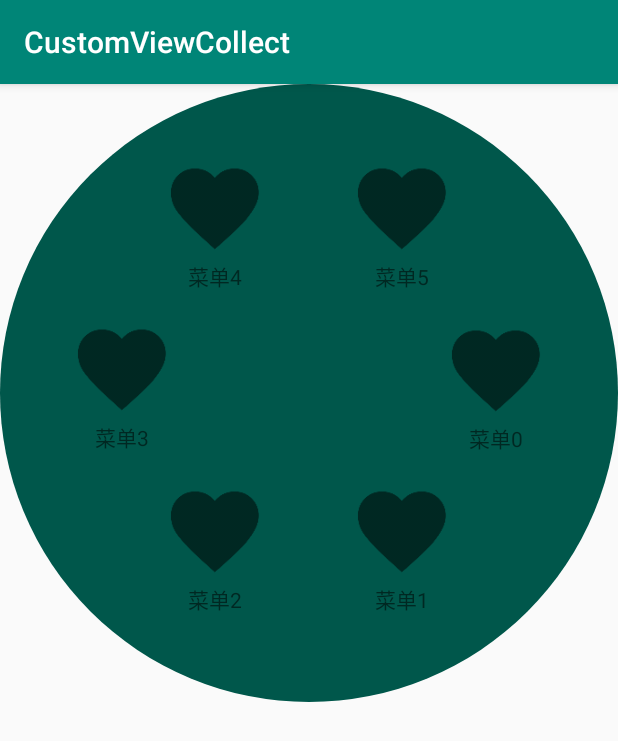
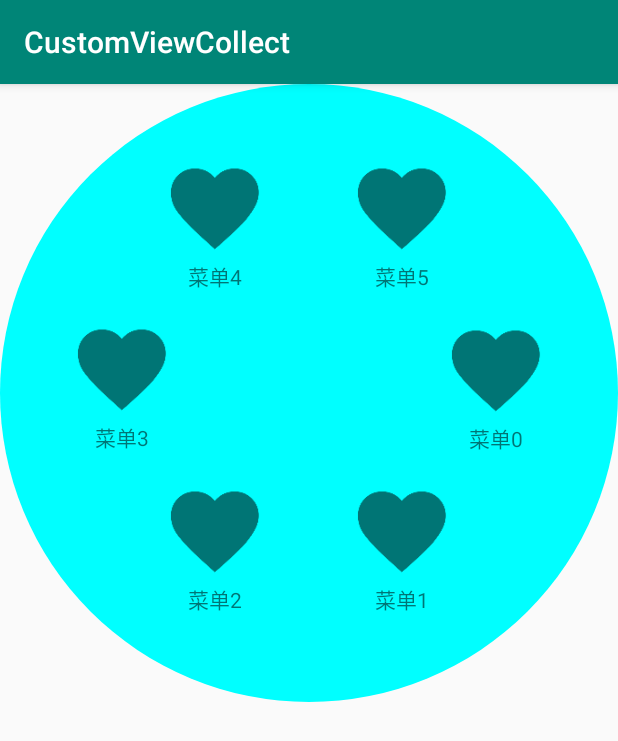
Before and after one commit to Doikki/DKWidget, an Android app: the TestMenuActivity screen opened directly, with no data from a screen before it, on a phone screen of 412 x 824 dp. Shown: the top 741 px of the screen. Run offline under Robolectric (Android 15) with nearby library versions, the phone set to English and light mode, and no system bars.

Commit message:
优化圆形菜单

```diff
--- a/app/src/main/java/com/dueeeke/customviewcollect/circlemenu/CircleMenuLayout.java
+++ b/app/src/main/java/com/dueeeke/customviewcollect/circlemenu/CircleMenuLayout.java
@@ -1,6 +1,9 @@
 package com.dueeeke.customviewcollect.circlemenu;
 
 import android.content.Context;
+import android.graphics.Canvas;
+import android.graphics.Color;
+import android.graphics.Paint;
 import android.util.AttributeSet;
 import android.view.View;
 import android.view.ViewGroup;
@@ -12,6 +15,8 @@ public class CircleMenuLayout extends ViewGroup {
     private ListAdapter mAdapter;
     private OnItemClickListener mOnItemClickListener;
 
+    private Paint mPaint;
+
     public CircleMenuLayout(Context context) {
         this(context, null);
     }
@@ -22,6 +27,9 @@ public class CircleMenuLayout extends ViewGroup {
 
     public CircleMenuLayout(Context context, AttributeSet attrs, int defStyleAttr) {
         super(context, attrs, defStyleAttr);
+        setWillNotDraw(false);//ViewGroup默认不回调onDraw,调用此方法让其回调onDraw
+        mPaint = new Paint(Paint.ANTI_ALIAS_FLAG);
+        mPaint.setColor(Color.CYAN);
     }
 
 
@@ -103,6 +111,13 @@ public class CircleMenuLayout extends ViewGroup {
     }
 
     @Override
+    protected void onDraw(Canvas canvas) {
+        super.onDraw(canvas);
+        int r = getMeasuredWidth() / 2;
+        canvas.drawCircle(r, r, r, mPaint);
+    }
+
+    @Override
     protected void onAttachedToWindow() {
         if (mAdapter != null) {
             buildItems();
--- a/app/src/main/res/layout/activity_test_menu.xml
+++ b/app/src/main/res/layout/activity_test_menu.xml
@@ -10,8 +10,7 @@
         android:id="@+id/menu"
         android:layout_width="wrap_content"
         android:layout_height="wrap_content"
-        android:padding="30dp"
-        android:background="@drawable/shape_loading_shadow"/>
+        android:padding="30dp" />
 
 
 </FrameLayout>
```
